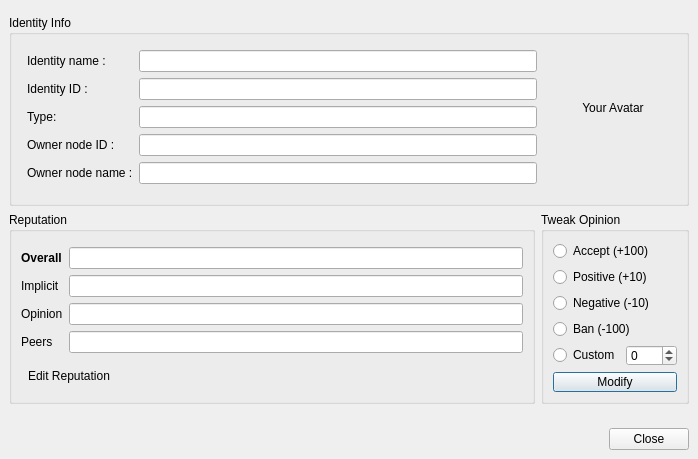
Qt form retroshare-gui/src/gui/Identity/IdDetailsDialog.ui (RetroShare/RetroShare) before a commit.
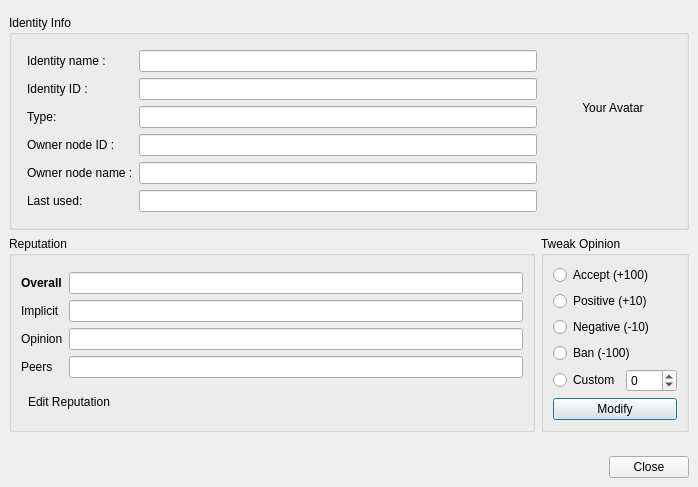
The same form after that commit. Icons and pictures are not drawn. Custom widgets are drawn as their Qt base class.

Commit message: Added last used field to Person Details Window

The edit to the form file:
```diff
--- a/retroshare-gui/src/gui/Identity/IdDetailsDialog.ui
+++ b/retroshare-gui/src/gui/Identity/IdDetailsDialog.ui
@@ -7,7 +7,7 @@
     <x>0</x>
     <y>0</y>
     <width>698</width>
-    <height>446</height>
+    <height>472</height>
    </rect>
   </property>
   <property name="windowTitle">
@@ -134,7 +134,7 @@
             </property>
            </widget>
           </item>
-          <item row="6" column="0" colspan="2">
+          <item row="8" column="0" colspan="2">
            <spacer name="verticalSpacer_2">
             <property name="orientation">
              <enum>Qt::Vertical</enum>
@@ -147,6 +147,23 @@
             </property>
            </spacer>
           </item>
+          <item row="6" column="1">
+           <widget class="QLineEdit" name="lineEdit_LastUsed">
+            <property name="enabled">
+             <bool>true</bool>
+            </property>
+            <property name="readOnly">
+             <bool>true</bool>
+            </property>
+           </widget>
+          </item>
+          <item row="6" column="0">
+           <widget class="QLabel" name="label_7">
+            <property name="text">
+             <string>Last used:</string>
+            </property>
+           </widget>
+          </item>
          </layout>
         </item>
         <item row="0" column="1">
```
The commit also changes 1 other file.
